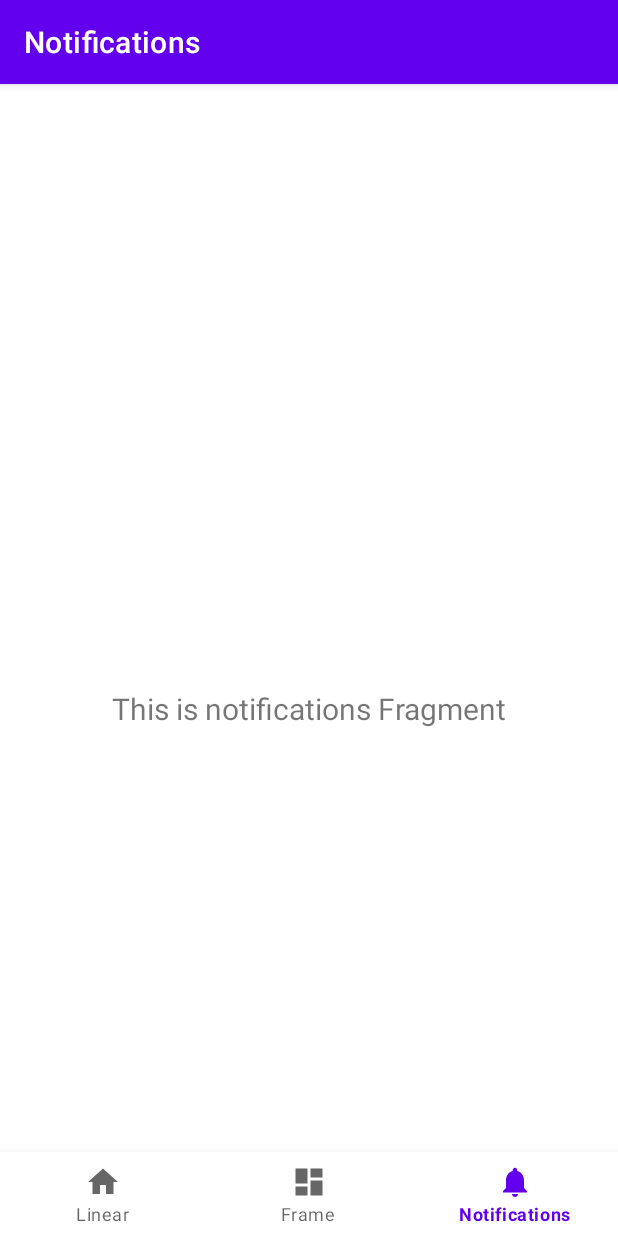
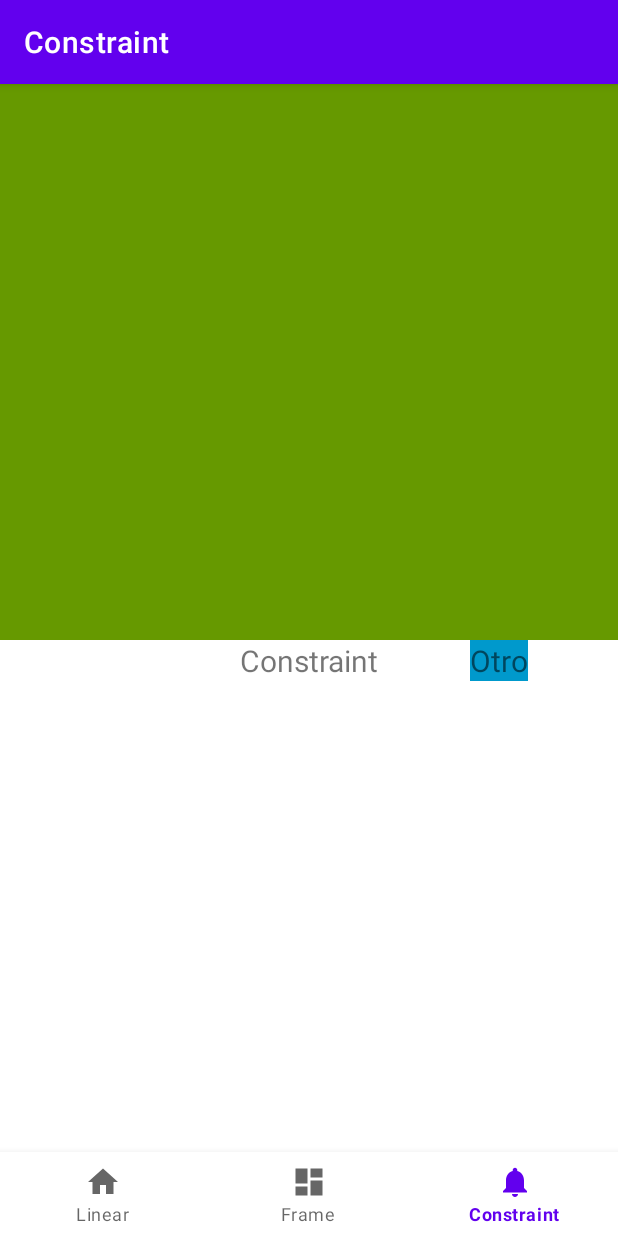
Before and after one commit to Yaattzy/DAM2221, an Android app: the NotificationsFragment screen opened through its navigation route, on a phone screen of 412 x 824 dp. Run offline under Robolectric (Android 15) with nearby library versions, the phone set to English and light mode, and no system bars; our stand-ins replace navigation-ui.

Commit message:
Constraint layout

```diff
--- a/Layouts/app/src/main/java/com/example/layouts/ui/notifications/NotificationsFragment.kt
+++ b/Layouts/app/src/main/java/com/example/layouts/ui/notifications/NotificationsFragment.kt
@@ -7,11 +7,11 @@ import android.view.ViewGroup
 import android.widget.TextView
 import androidx.fragment.app.Fragment
 import androidx.lifecycle.ViewModelProvider
-import com.example.layouts.databinding.FragmentNotificationsBinding
+import com.example.layouts.databinding.FragmentConstraintBinding
 
 class NotificationsFragment : Fragment() {
 
-    private var _binding: FragmentNotificationsBinding? = null
+    private var _binding: FragmentConstraintBinding? = null
 
     // This property is only valid between onCreateView and
     // onDestroyView.
@@ -25,7 +25,7 @@ class NotificationsFragment : Fragment() {
         val notificationsViewModel =
             ViewModelProvider(this).get(NotificationsViewModel::class.java)
 
-        _binding = FragmentNotificationsBinding.inflate(inflater, container, false)
+        _binding = FragmentConstraintBinding.inflate(inflater, container, false)
         val root: View = binding.root
 
         val textView: TextView = binding.textNotifications
--- a/Layouts/app/src/main/java/com/example/layouts/ui/notifications/NotificationsViewModel.kt
+++ b/Layouts/app/src/main/java/com/example/layouts/ui/notifications/NotificationsViewModel.kt
@@ -7,7 +7,7 @@ import androidx.lifecycle.ViewModel
 class NotificationsViewModel : ViewModel() {
 
     private val _text = MutableLiveData<String>().apply {
-        value = "This is notifications Fragment"
+        value = "Constraint"
     }
     val text: LiveData<String> = _text
 }
--- a/Layouts/app/src/main/res/layout/activity_main.xml
+++ b/Layouts/app/src/main/res/layout/activity_main.xml
@@ -3,8 +3,7 @@
     xmlns:app="http://schemas.android.com/apk/res-auto"
     android:id="@+id/container"
     android:layout_width="match_parent"
-    android:layout_height="match_parent"
-    android:paddingTop="?attr/actionBarSize">
+    android:layout_height="match_parent">
 
     <com.google.android.material.bottomnavigation.BottomNavigationView
         android:id="@+id/nav_view"
--- /dev/null
+++ b/Layouts/app/src/main/res/layout/fragment_constraint.xml
@@ -0,0 +1,42 @@
+<?xml version="1.0" encoding="utf-8"?>
+<androidx.constraintlayout.widget.ConstraintLayout xmlns:android="http://schemas.android.com/apk/res/android"
+    xmlns:app="http://schemas.android.com/apk/res-auto"
+    xmlns:tools="http://schemas.android.com/tools"
+    android:layout_width="match_parent"
+    android:layout_height="match_parent"
+    tools:context=".ui.notifications.NotificationsFragment">
+
+    <TextView
+        android:id="@+id/text_notifications"
+        android:layout_width="wrap_content"
+        android:layout_height="wrap_content"
+        android:text="Hello world"
+        android:textAlignment="center"
+        android:textSize="20sp"
+        app:layout_constraintTop_toTopOf="parent"
+        app:layout_constraintStart_toStartOf="parent"
+        app:layout_constraintBottom_toBottomOf="parent"
+        app:layout_constraintEnd_toEndOf="parent"
+        />
+
+    <TextView
+        android:id="@+id/textAzul"
+        android:layout_width="wrap_content"
+        android:layout_height="wrap_content"
+        android:text="Otro"
+        android:background="@android:color/holo_blue_dark"
+        android:textSize="20sp"
+        app:layout_constraintStart_toEndOf="@id/text_notifications"
+        app:layout_constraintTop_toTopOf="@id/text_notifications"
+        app:layout_constraintEnd_toEndOf="parent"/>
+
+    <ImageView
+        android:id="@+id/imgVerde"
+        android:layout_width="0dp"
+        android:layout_height="0dp"
+        android:background="@android:color/holo_green_dark"
+        app:layout_constraintStart_toStartOf="parent"
+        app:layout_constraintEnd_toEndOf="parent"
+        app:layout_constraintTop_toTopOf="parent"
+        app:layout_constraintBottom_toTopOf="@id/textAzul"/>
+</androidx.constraintlayout.widget.ConstraintLayout>
--- a/Layouts/app/src/main/res/layout/fragment_frame.xml
+++ b/Layouts/app/src/main/res/layout/fragment_frame.xml
@@ -12,6 +12,7 @@
         android:background="@android:color/holo_blue_dark"/>
 
     <TextView
+        android:id="@+id/textDashboard"
         android:layout_width="match_parent"
         android:layout_height="wrap_content"
         android:text="ADIOS"
--- a/Layouts/app/src/main/res/layout/fragment_notifications.xml
+++ /dev/null
@@ -1,22 +0,0 @@
-<?xml version="1.0" encoding="utf-8"?>
-<androidx.constraintlayout.widget.ConstraintLayout xmlns:android="http://schemas.android.com/apk/res/android"
-    xmlns:app="http://schemas.android.com/apk/res-auto"
-    xmlns:tools="http://schemas.android.com/tools"
-    android:layout_width="match_parent"
-    android:layout_height="match_parent"
-    tools:context=".ui.notifications.NotificationsFragment">
-
-    <TextView
-        android:id="@+id/text_notifications"
-        android:layout_width="match_parent"
-        android:layout_height="wrap_content"
-        android:layout_marginStart="8dp"
-        android:layout_marginTop="8dp"
-        android:layout_marginEnd="8dp"
-        android:textAlignment="center"
-        android:textSize="20sp"
-        app:layout_constraintBottom_toBottomOf="parent"
-        app:layout_constraintEnd_toEndOf="parent"
-        app:layout_constraintStart_toStartOf="parent"
-        app:layout_constraintTop_toTopOf="parent" />
-</androidx.constraintlayout.widget.ConstraintLayout>
--- a/Layouts/app/src/main/res/navigation/mobile_navigation.xml
+++ b/Layouts/app/src/main/res/navigation/mobile_navigation.xml
@@ -21,5 +21,5 @@
         android:id="@+id/navigation_notifications"
         android:name="com.example.layouts.ui.notifications.NotificationsFragment"
         android:label="@string/title_notifications"
-        tools:layout="@layout/fragment_notifications" />
+        tools:layout="@layout/fragment_constraint" />
 </navigation>
--- a/Layouts/app/src/main/res/values/strings.xml
+++ b/Layouts/app/src/main/res/values/strings.xml
@@ -2,5 +2,5 @@
     <string name="app_name">Layouts</string>
     <string name="title_home">Linear</string>
     <string name="title_dashboard">Frame</string>
-    <string name="title_notifications">Notifications</string>
+    <string name="title_notifications">Constraint</string>
 </resources>
```
